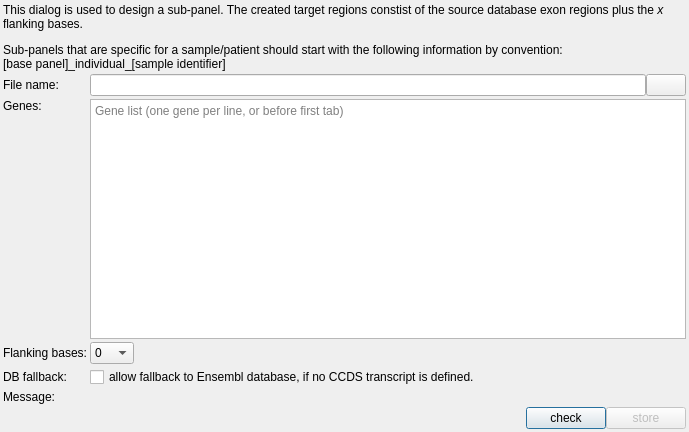
Old version of the form src/GSvar/SubpanelDesignDialog.ui in the repository imgag/ngs-bits.
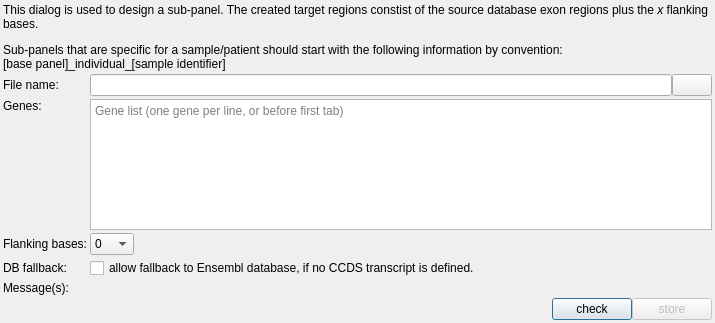
New version of the form. Icons and pictures are not drawn.

Commit message: GSvar: Added special regions to subpanel design dialog.

```diff
--- a/src/GSvar/SubpanelDesignDialog.ui
+++ b/src/GSvar/SubpanelDesignDialog.ui
@@ -6,8 +6,8 @@
    <rect>
     <x>0</x>
     <y>0</y>
-    <width>689</width>
-    <height>432</height>
+    <width>715</width>
+    <height>323</height>
    </rect>
   </property>
   <property name="windowTitle">
@@ -74,9 +74,18 @@
    </item>
    <item row="6" column="1">
     <widget class="QLabel" name="messages">
+     <property name="minimumSize">
+      <size>
+       <width>0</width>
+       <height>0</height>
+      </size>
+     </property>
      <property name="text">
       <string/>
      </property>
+     <property name="alignment">
+      <set>Qt::AlignLeading|Qt::AlignLeft|Qt::AlignTop</set>
+     </property>
      <property name="wordWrap">
       <bool>true</bool>
      </property>
@@ -89,13 +98,6 @@
      </property>
     </widget>
    </item>
-   <item row="6" column="0">
-    <widget class="QLabel" name="label_4">
-     <property name="text">
-      <string>Message:</string>
-     </property>
-    </widget>
-   </item>
    <item row="3" column="1">
     <widget class="QPlainTextEdit" name="genes">
      <property name="sizePolicy">
@@ -154,7 +156,7 @@
      <item>
       <widget class="QComboBox" name="flanking">
        <property name="currentText">
-        <string>20</string>
+        <string>0</string>
        </property>
        <item>
         <property name="text">
@@ -252,6 +254,16 @@
      </item>
     </layout>
    </item>
+   <item row="6" column="0">
+    <widget class="QLabel" name="label_4">
+     <property name="text">
+      <string>Message(s):</string>
+     </property>
+     <property name="alignment">
+      <set>Qt::AlignLeading|Qt::AlignLeft|Qt::AlignTop</set>
+     </property>
+    </widget>
+   </item>
   </layout>
  </widget>
  <resources>
```
The commit also changes 1 other file.
